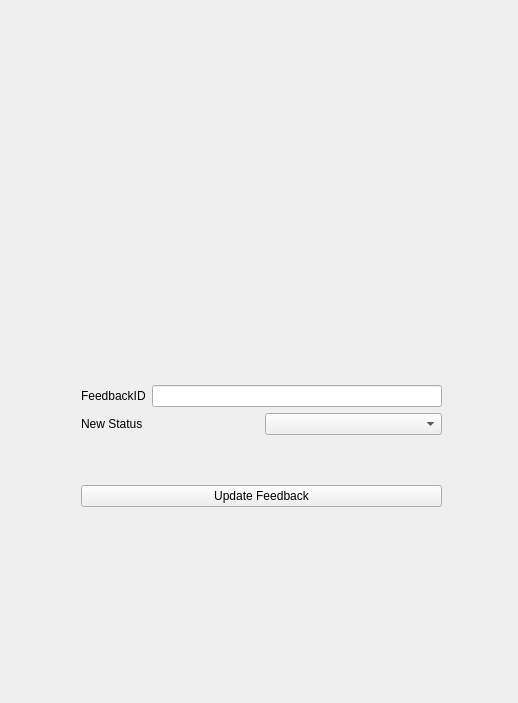
Qt form brainstorm/brainstorm/forms/gradesButtons.ui (codingburgas/school-project-assignment-codex) before a commit.
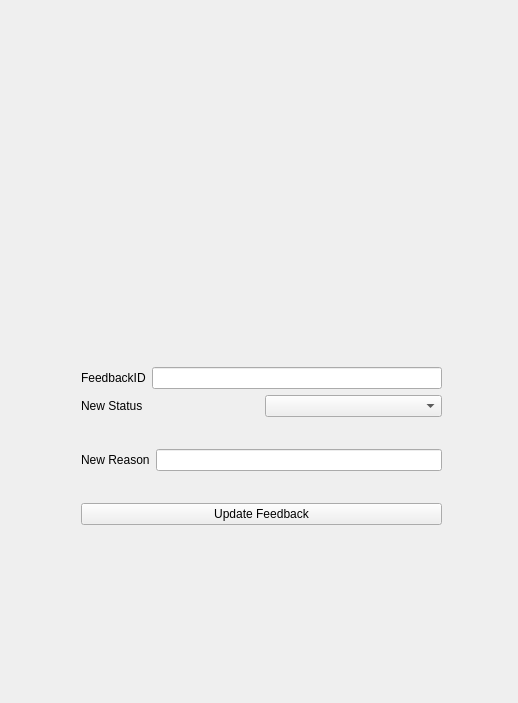
The same form after that commit. The open tabs and pages were chosen to show the change.

What changed in the file:
```diff
--- a/brainstorm/brainstorm/forms/gradesButtons.ui
+++ b/brainstorm/brainstorm/forms/gradesButtons.ui
@@ -564,6 +564,20 @@
           </item>
          </layout>
         </item>
+        <item>
+         <layout class="QHBoxLayout" name="horizontalLayoutNewReason">
+          <item>
+           <widget class="QLabel" name="labelNewReason">
+            <property name="text">
+             <string>New Reason</string>
+            </property>
+           </widget>
+          </item>
+          <item>
+           <widget class="QLineEdit" name="lineEditNewReason"/>
+          </item>
+         </layout>
+        </item>
         <item>
          <widget class="QPushButton" name="pushButtonUpdateFeedback">
           <property name="text">
```
Left out of the diff: 16 changed lines with no effect on the pictures.
